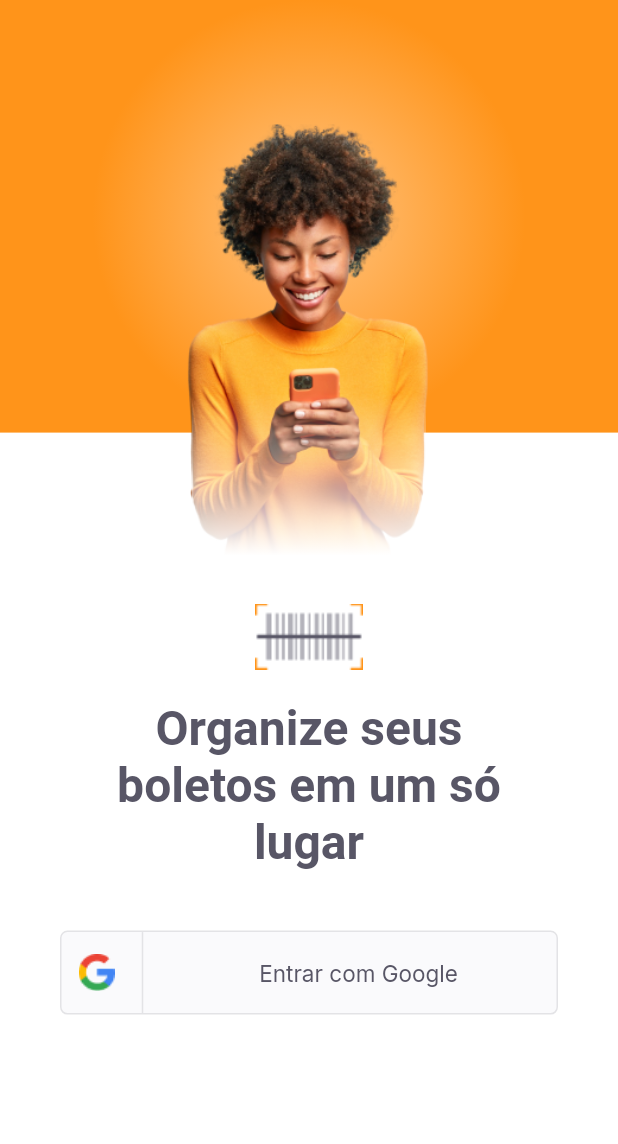
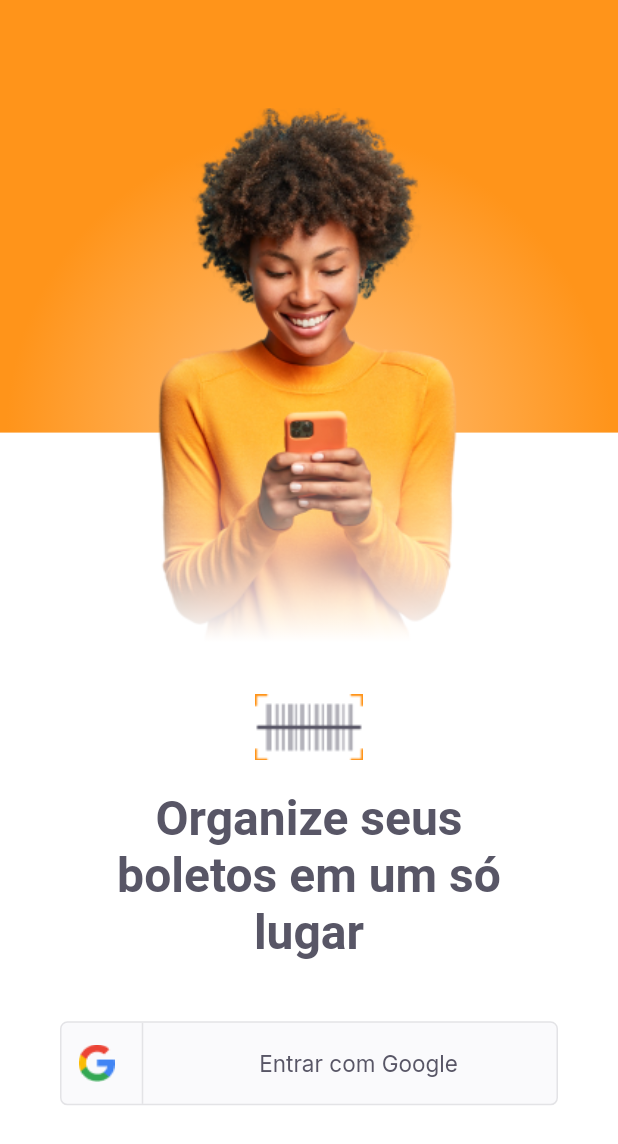
Before and after one commit to emiliosheinz/nlw-together-pay-flow, a Flutter app: the screen it shows after launch, on a phone screen of 412 x 824 dp. Shown: the top 1144 px of the screen. Run offline on Flutter 3.47's test engine with Material 2 defaults, Android fonts, the phone set to English and light mode, and no system bars; our stand-ins replace camera, firebase_core, flutter_masked_text2, font_awesome_flutter, google_fonts, google_sign_in and 2 more; missing offline and left inert: animated_card, google_ml_kit; accounts and stored records are empty.

Commit message:
fix: login page style

```diff
--- a/lib/modules/login/login_page.dart
+++ b/lib/modules/login/login_page.dart
@@ -1,6 +1,5 @@
 import 'package:flutter/cupertino.dart';
 import 'package:flutter/material.dart';
-import 'package:google_sign_in/google_sign_in.dart';
 import 'package:payflow/modules/login/login_controller.dart';
 import 'package:payflow/shared/themes/app_colors.dart';
 import 'package:payflow/shared/themes/app_images.dart';
@@ -22,8 +21,8 @@ class _LoginPageState extends State<LoginPage> {
   Widget build(BuildContext context) {
     final screenSize = MediaQuery.of(context).size;
     final topContainerHeight = screenSize.height * 0.35;
-    final double imageSizeWidth = 208;
-    final double imageHeight = 300;
+    final double imageWidth = screenSize.width;
+    final double imageHeight = screenSize.height * 0.45;
 
     return Scaffold(
       backgroundColor: AppColors.background,
@@ -36,6 +35,8 @@ class _LoginPageState extends State<LoginPage> {
               decoration: BoxDecoration(
                 color: AppColors.primary,
                 gradient: RadialGradient(
+                  center: Alignment.bottomCenter,
+                  radius: 0.7,
                   colors: [
                     Color(0xFFFFC380),
                     AppColors.primary,
@@ -46,7 +47,7 @@ class _LoginPageState extends State<LoginPage> {
               height: topContainerHeight,
             ),
             Positioned(
-              top: topContainerHeight / 3.5,
+              top: topContainerHeight / 4,
               left: 0,
               right: 0,
               child: Column(
@@ -54,7 +55,7 @@ class _LoginPageState extends State<LoginPage> {
                 crossAxisAlignment: CrossAxisAlignment.center,
                 children: [
                   Container(
-                    width: imageSizeWidth,
+                    width: imageWidth,
                     height: imageHeight,
                     child: Stack(
                       alignment: Alignment.bottomCenter,
@@ -66,7 +67,7 @@ class _LoginPageState extends State<LoginPage> {
                           ),
                         ),
                         Container(
-                          width: imageSizeWidth * 0.75,
+                          width: imageWidth * 0.75,
                           decoration: BoxDecoration(
                             color: Colors.white,
                             gradient: LinearGradient(
```
